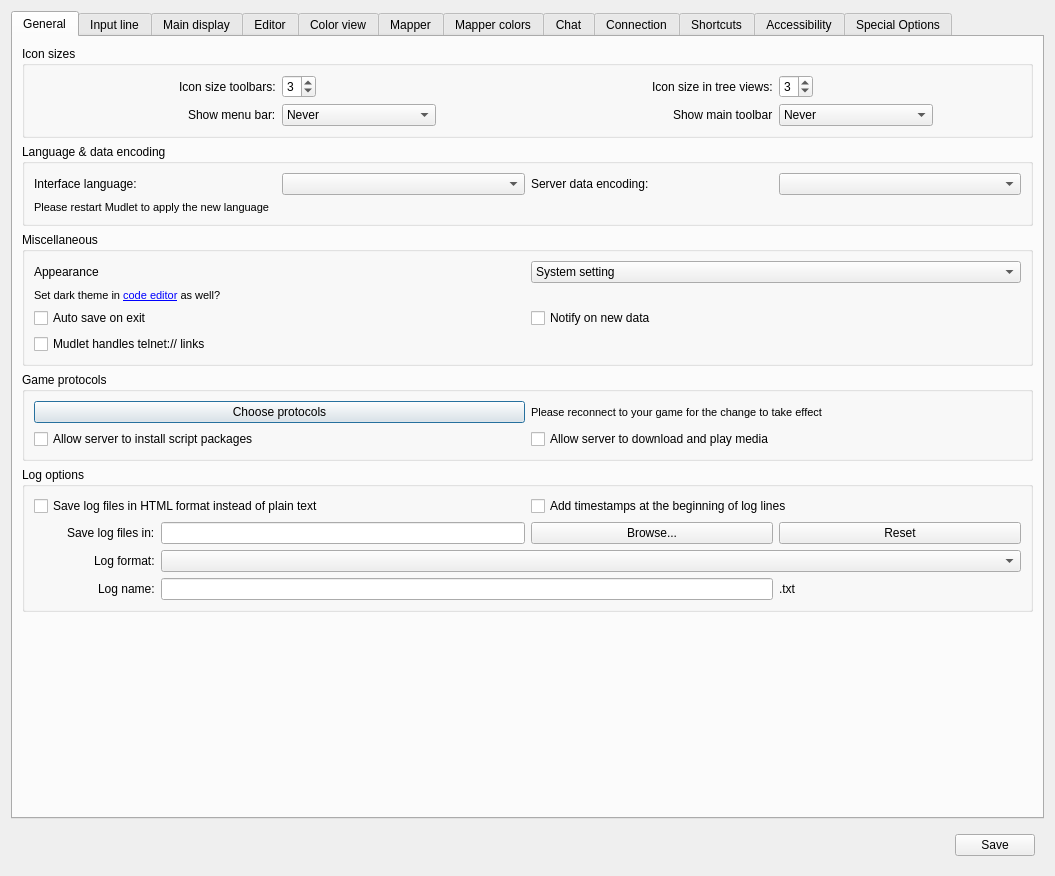
Qt form src/ui/profile_preferences.ui (Mudlet/Mudlet) before a commit.
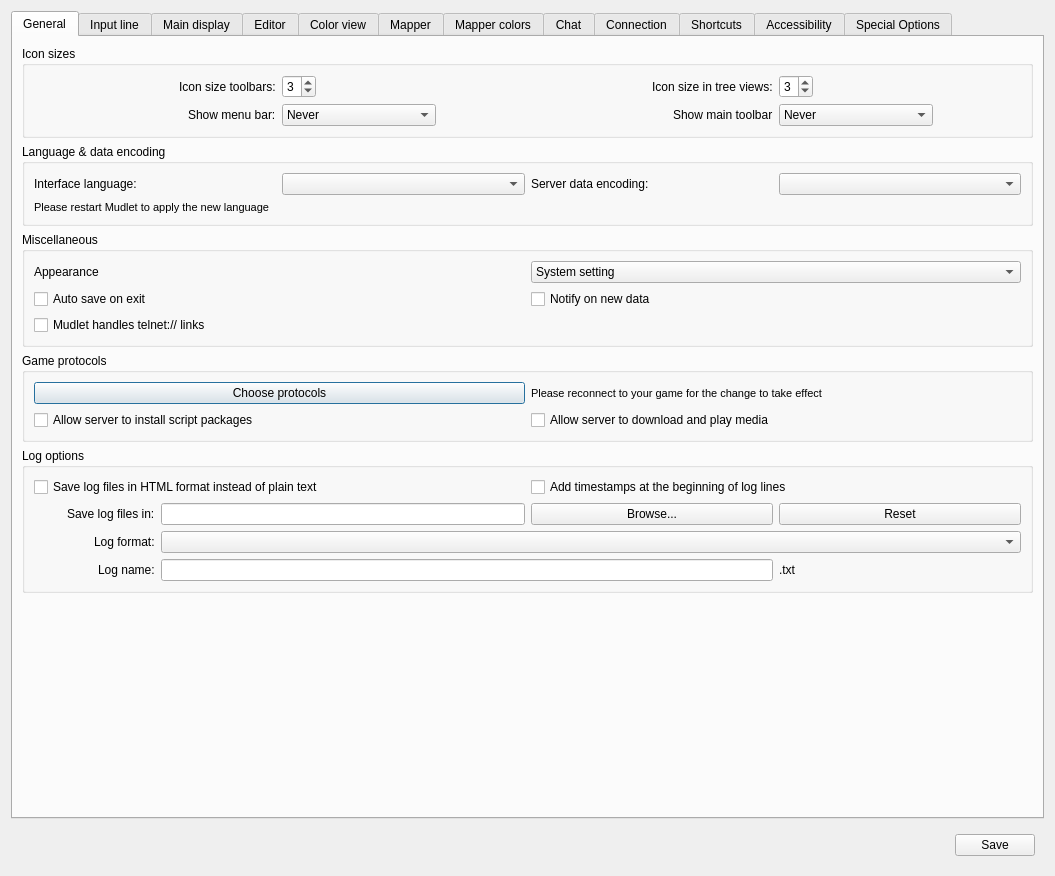
The same form after that commit. The open tabs and pages were chosen to show the change. Icons and pictures are not drawn. Custom widgets are drawn as their Qt base class.

Commit message:
Auto-switch editor theme when app appearance changes
Store separate light/dark editor theme preferences per profile.
When toggling appearance, auto-switch to the counterpart theme
by name (e.g. "Solarized light" -> "Solarized dark"), falling
back to Monokai/Mudlet defaults. Replaces the manual prompt.

What changed in the file:
```diff
--- a/src/ui/profile_preferences.ui
+++ b/src/ui/profile_preferences.ui
@@ -264,29 +264,14 @@
             </item>
            </widget>
           </item>
-          <item row="1" column="0" colspan="2">
-           <widget class="QLabel" name="label_darkEditorPrompt">
-            <property name="font">
-             <font>
-              <pointsize>8</pointsize>
-             </font>
-            </property>
-            <property name="text">
-             <string>Set dark theme in &lt;a href=&quot;dark-code-editor&quot;&gt;code editor&lt;/a&gt; as well?</string>
-            </property>
-            <property name="textFormat">
-             <enum>Qt::TextFormat::RichText</enum>
-            </property>
-           </widget>
-          </item>
-          <item row="2" column="0">
+          <item row="1" column="0">
            <widget class="QCheckBox" name="mFORCE_SAVE_ON_EXIT">
             <property name="text">
              <string>Auto save on exit</string>
             </property>
            </widget>
           </item>
-          <item row="2" column="1">
+          <item row="1" column="1">
            <widget class="QCheckBox" name="mAlertOnNewData">
             <property name="toolTip">
              <string>&lt;p&gt;Show a toolbar notification if Mudlet is minimized and new data arrives.&lt;/p&gt;</string>
@@ -296,7 +281,7 @@
             </property>
            </widget>
           </item>
-          <item row="3" column="0" colspan="2">
+          <item row="2" column="0" colspan="2">
            <widget class="QCheckBox" name="telnetHandlerEnabled">
             <property name="text">
              <string>Mudlet handles telnet:// links</string>
```
The commit also changes 7 other files.
